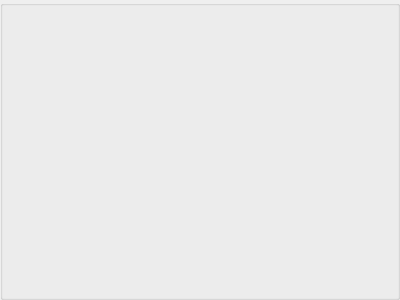
Old version of the form widgets/PlannedClassWidget.ui in the repository Jventoo/CoursePlanner.
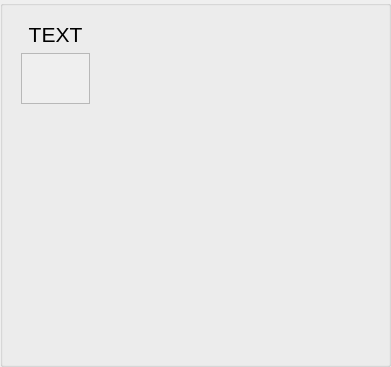
New version of the form.

Patch:
```diff
--- a/widgets/PlannedClassWidget.ui
+++ b/widgets/PlannedClassWidget.ui
@@ -6,13 +6,57 @@
    <rect>
     <x>0</x>
     <y>0</y>
-    <width>400</width>
-    <height>300</height>
+    <width>391</width>
+    <height>367</height>
    </rect>
   </property>
   <property name="windowTitle">
    <string>PlannedClassWidget</string>
   </property>
+  <widget class="QWidget" name="">
+   <property name="geometry">
+    <rect>
+     <x>10</x>
+     <y>11</y>
+     <width>91</width>
+     <height>104</height>
+    </rect>
+   </property>
+   <layout class="QVBoxLayout" name="verticalLayout">
+    <item>
+     <widget class="QLabel" name="label">
+      <property name="font">
+       <font>
+        <pointsize>16</pointsize>
+       </font>
+      </property>
+      <property name="text">
+       <string>TEXT</string>
+      </property>
+      <property name="alignment">
+       <set>Qt::AlignCenter</set>
+      </property>
+     </widget>
+    </item>
+    <item>
+     <widget class="QScrollArea" name="scrollArea">
+      <property name="widgetResizable">
+       <bool>true</bool>
+      </property>
+      <widget class="QWidget" name="scrollAreaWidgetContents">
+       <property name="geometry">
+        <rect>
+         <x>0</x>
+         <y>0</y>
+         <width>87</width>
+         <height>69</height>
+        </rect>
+       </property>
+      </widget>
+     </widget>
+    </item>
+   </layout>
+  </widget>
  </widget>
  <layoutdefault spacing="6" margin="11"/>
  <resources/>
```
